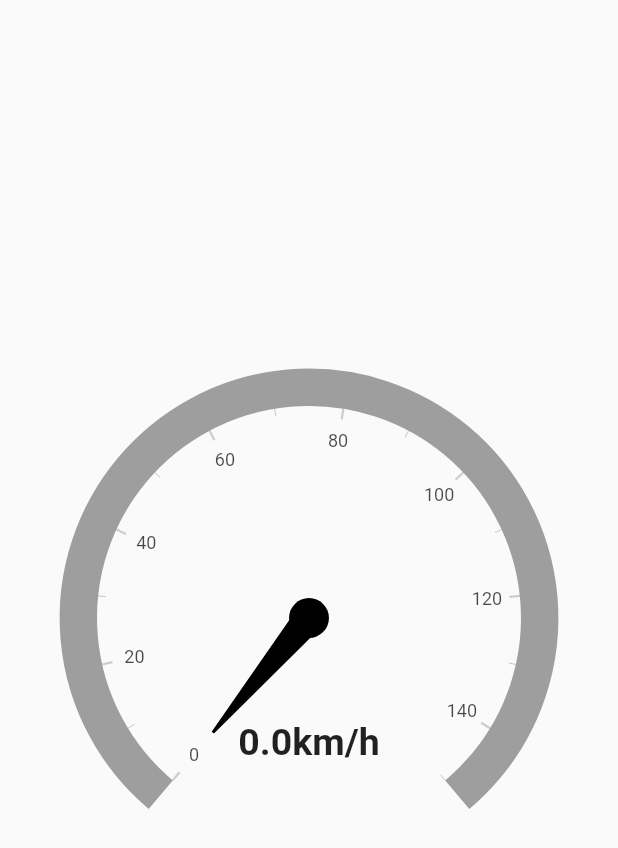
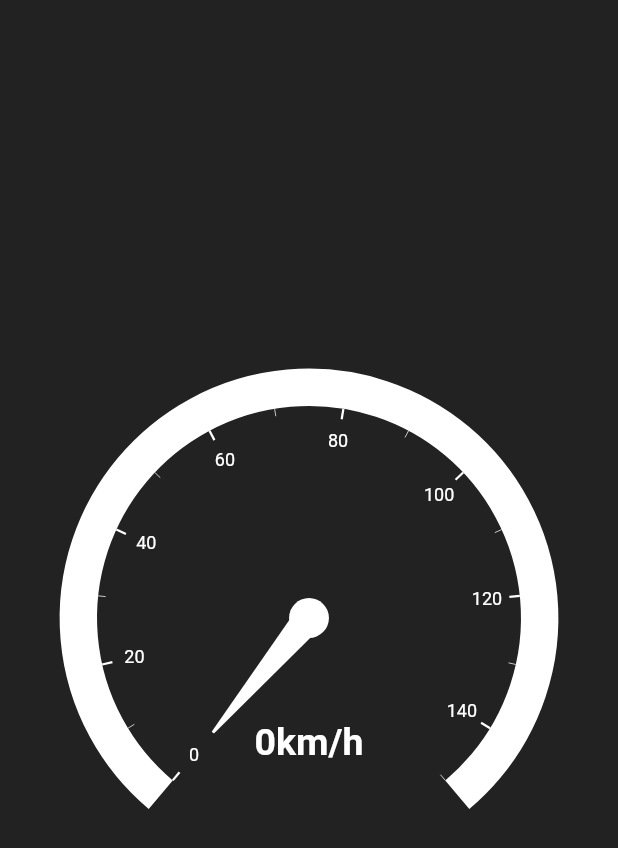
Before and after one commit to TinyKitten/FlutterSpeedometer, a Flutter app: the screen it shows after launch, on a phone screen of 412 x 824 dp. Shown: the top 848 px of the screen. Run offline on Flutter 3.47's test engine with Material 2 defaults, Android fonts, the phone set to English and light mode, and no system bars; drawn by our look-alikes of syncfusion_flutter_gauges; our stand-ins replace geolocator.

Commit message:
スマヒョでデザイン崩れることで有名

```diff
--- a/lib/main.dart
+++ b/lib/main.dart
@@ -34,7 +34,8 @@
   StreamSubscription<Position>? _positionStream;
 
   final LocationSettings locationSettings = const LocationSettings(
-    accuracy: LocationAccuracy.high,
+    accuracy: LocationAccuracy.bestForNavigation,
+    distanceFilter: 0,
   );
 
   @override
@@ -46,10 +47,10 @@
   void _updateLocation() {
     _positionStream =
         Geolocator.getPositionStream(locationSettings: locationSettings)
-            .listen((Position? position) {
-      if (position != null) {
-        _speed = position.speed * 3.6;
-      }
+            .listen((position) {
+      setState(() {
+        _speed = (position.speed * 3.6).floor().toDouble();
+      });
     });
   }
 
@@ -70,10 +71,13 @@
           RadialAxis(
               minimum: 0,
               maximum: 150,
+              majorTickStyle: const MajorTickStyle(color: Colors.white),
+              minorTickStyle: const MinorTickStyle(color: Colors.white),
+              axisLabelStyle: const GaugeTextStyle(color: Colors.white),
               axisLineStyle: const AxisLineStyle(
                   thickness: 0.15,
                   thicknessUnit: GaugeSizeUnit.factor,
-                  color: Colors.grey),
+                  color: Colors.white),
               ranges: <GaugeRange>[
                 GaugeRange(
                     startValue: 0,
@@ -81,17 +85,23 @@
                     gradient: const SweepGradient(
                         colors: <Color>[Color(0xFFBC4E9C), Color(0xFFF80759)],
                         stops: <double>[0.25, 0.75]),
-                    startWidth: 25,
-                    endWidth: 25)
+                    sizeUnit: GaugeSizeUnit.factor,
+                    startWidth: 0.15,
+                    endWidth: 0.15)
               ],
               pointers: <GaugePointer>[
-                NeedlePointer(value: _speed)
+                NeedlePointer(
+                    needleColor: Colors.white,
+                    value: _speed,
+                    knobStyle: const KnobStyle(color: Colors.white))
               ],
               annotations: <GaugeAnnotation>[
                 GaugeAnnotation(
-                    widget: Text('${_speed}km/h',
+                    widget: Text('${_speed.floor()}km/h',
                         style: const TextStyle(
-                            fontSize: 25, fontWeight: FontWeight.bold)),
+                            fontSize: 25,
+                            fontWeight: FontWeight.bold,
+                            color: Colors.white)),
                     angle: 90,
                     positionFactor: 0.5)
               ])
@@ -101,6 +111,7 @@
   @override
   Widget build(BuildContext context) {
     return Scaffold(
+      backgroundColor: Colors.black87,
       body: Center(
         child: Column(
           mainAxisAlignment: MainAxisAlignment.center,
```
